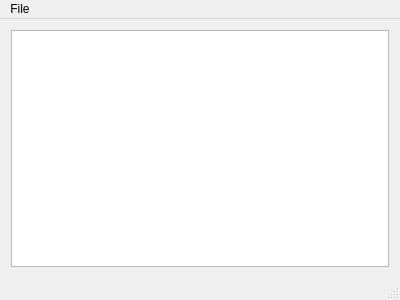
Before: the Qt Designer form mainwindow.ui in dridk/QJsonModel, drawn with Qt 5.
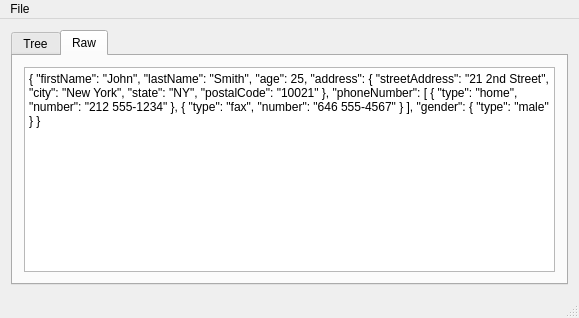
After: the same form once the commit is applied.

What changed in the file:
```diff
--- a/mainwindow.ui
+++ b/mainwindow.ui
@@ -6,8 +6,8 @@
    <rect>
     <x>0</x>
     <y>0</y>
-    <width>400</width>
-    <height>300</height>
+    <width>579</width>
+    <height>318</height>
    </rect>
   </property>
   <property name="windowTitle">
@@ -16,7 +16,42 @@
   <widget class="QWidget" name="centralWidget">
    <layout class="QVBoxLayout" name="verticalLayout">
     <item>
-     <widget class="QTreeView" name="treeView"/>
+     <widget class="QTabWidget" name="tabWidget">
+      <property name="currentIndex">
+       <number>1</number>
+      </property>
+      <widget class="QWidget" name="tab">
+       <attribute name="title">
+        <string>Tree</string>
+       </attribute>
+       <layout class="QVBoxLayout" name="verticalLayout_3">
+        <item>
+         <widget class="QTreeView" name="treeView"/>
+        </item>
+       </layout>
+      </widget>
+      <widget class="QWidget" name="tab_2">
+       <attribute name="title">
+        <string>Raw</string>
+       </attribute>
+       <layout class="QVBoxLayout" name="verticalLayout_2">
+        <item>
+         <widget class="QTextEdit" name="textEdit">
+          <property name="html">
+           <string>&lt;!DOCTYPE HTML PUBLIC &quot;-//W3C//DTD HTML 4.0//EN&quot; &quot;http://www.w3.org/TR/REC-html40/strict.dtd&quot;&gt;
+&lt;html&gt;&lt;head&gt;&lt;meta name=&quot;qrichtext&quot; content=&quot;1&quot; /&gt;&lt;style type=&quot;text/css&quot;&gt;
+p, li { white-space: pre-wrap; }
+&lt;/style&gt;&lt;/head&gt;&lt;body style=&quot; font-family:'Ubuntu'; font-size:9pt; font-weight:400; font-style:normal;&quot;&gt;
+&lt;p style=&quot; margin-top:0px; margin-bottom:0px; margin-left:0px; margin-right:0px; -qt-block-indent:0; text-indent:0px;&quot;&gt;{ &amp;quot;firstName&amp;quot;: &amp;quot;John&amp;quot;, &amp;quot;lastName&amp;quot;: &amp;quot;Smith&amp;quot;, &amp;quot;age&amp;quot;: 25, &amp;quot;address&amp;quot;: { &amp;quot;streetAddress&amp;quot;: &amp;quot;21 2nd Street&amp;quot;, &amp;quot;city&amp;quot;: &amp;quot;New York&amp;quot;, &amp;quot;state&amp;quot;: &amp;quot;NY&amp;quot;, &amp;quot;postalCode&amp;quot;: &amp;quot;10021&amp;quot; }, &amp;quot;phoneNumber&amp;quot;: [ { &amp;quot;type&amp;quot;: &amp;quot;home&amp;quot;, &amp;quot;number&amp;quot;: &amp;quot;212 555-1234&amp;quot; }, { &amp;quot;type&amp;quot;: &amp;quot;fax&amp;quot;, &amp;quot;number&amp;quot;: &amp;quot;646 555-4567&amp;quot; } ], &amp;quot;gender&amp;quot;: { &amp;quot;type&amp;quot;: &amp;quot;male&amp;quot; } }&lt;/p&gt;&lt;/body&gt;&lt;/html&gt;</string>
+          </property>
+          <property name="acceptRichText">
+           <bool>false</bool>
+          </property>
+         </widget>
+        </item>
+       </layout>
+      </widget>
+     </widget>
     </item>
    </layout>
   </widget>
@@ -25,7 +60,7 @@
     <rect>
      <x>0</x>
      <y>0</y>
-     <width>400</width>
+     <width>579</width>
      <height>21</height>
     </rect>
    </property>
```
